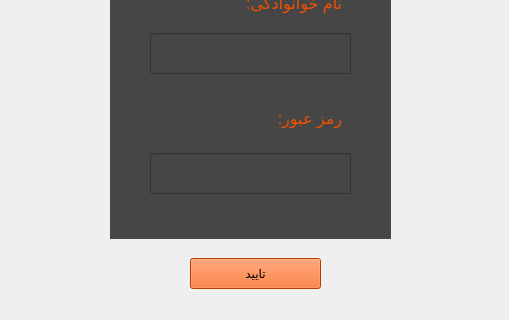
Above: FOOD/signIn.ui from pooratho/FOOD before the change; both pictures show x 0 to 509 and y 232 to 552 of the 509 by 552 pixel window. Below: the same form after it.
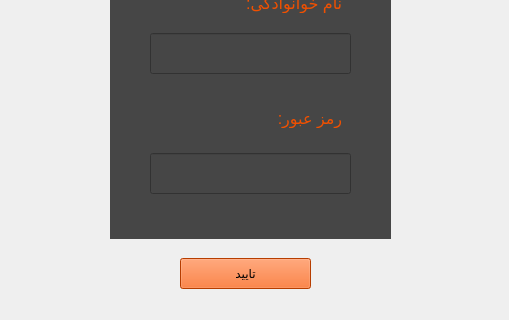
That is the form after the change. Icons and pictures are not drawn.

Commit message: connecting sign in/up to mainwindow

Patch:
```diff
--- a/FOOD/signIn.ui
+++ b/FOOD/signIn.ui
@@ -140,22 +140,6 @@
      </property>
     </widget>
    </widget>
-   <widget class="QPushButton" name="pushButton">
-    <property name="geometry">
-     <rect>
-      <x>260</x>
-      <y>520</y>
-      <width>131</width>
-      <height>31</height>
-     </rect>
-    </property>
-    <property name="styleSheet">
-     <string notr="true">background-color: rgb(255, 85, 0);</string>
-    </property>
-    <property name="text">
-     <string>تایید</string>
-    </property>
-   </widget>
    <widget class="QWidget" name="widget_3" native="true">
     <property name="geometry">
      <rect>
@@ -171,6 +155,22 @@
 background-position: center;
 </string>
     </property>
+    <widget class="QPushButton" name="pushButton">
+     <property name="geometry">
+      <rect>
+       <x>250</x>
+       <y>520</y>
+       <width>131</width>
+       <height>31</height>
+      </rect>
+     </property>
+     <property name="styleSheet">
+      <string notr="true">background-color: rgb(255, 85, 0);</string>
+     </property>
+     <property name="text">
+      <string>تایید</string>
+     </property>
+    </widget>
    </widget>
    <zorder>widget_3</zorder>
    <zorder>widget_2</zorder>
```
Left out of the diff: 7 changed lines with no effect on the pictures. The commit also changes 12 other files.
